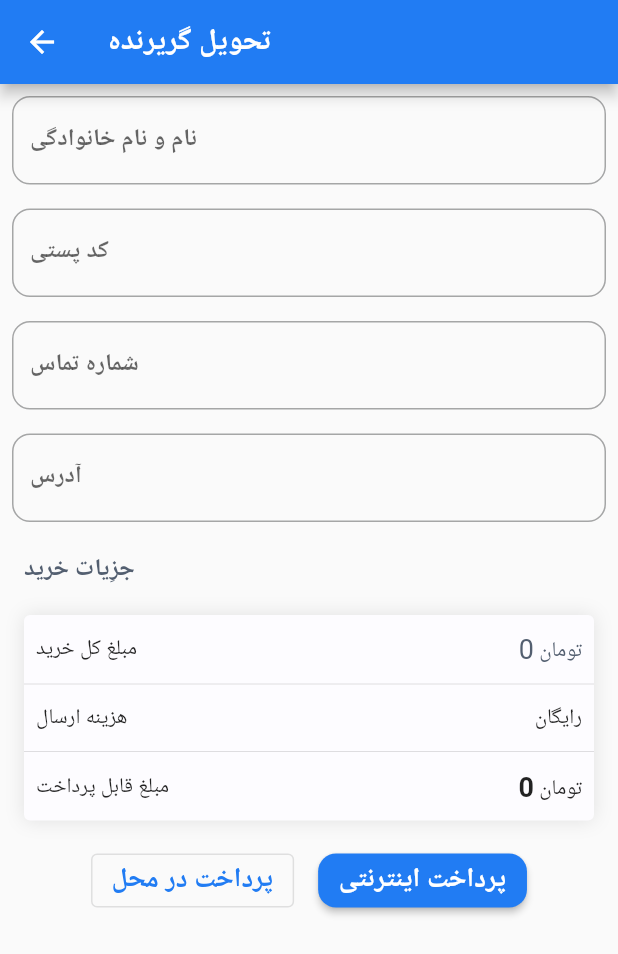
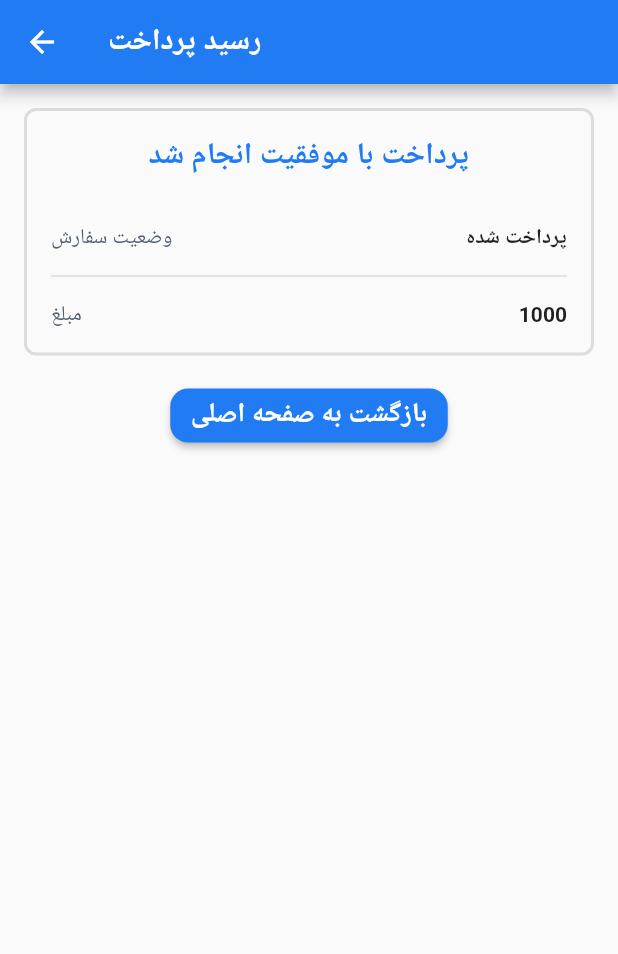
Before and after one commit to AtaMeydani/nike_ecommerce_flutter, a Flutter app: the ShippingScreen screen opened directly with empty values, after a tap on "پرداخت در محل", on a phone screen of 412 x 824 dp. Shown: the top 954 px of the screen. Run offline on Flutter 3.47's test engine with Material 2 defaults, Android fonts, the phone set to English and light mode, and no system bars; our stand-ins replace bloc, cached_network_image, dio, equatable, flutter_bloc, flutter_svg and 3 more; accounts and stored records are empty; network calls fail; Roboto replaces fonts that are missing (IRAN); project files that could hold a hidden picture were left out.

Commit message:
Implement PaymentReceiptScreen

```diff
--- a/lib/main.dart
+++ b/lib/main.dart
@@ -1,6 +1,5 @@
 import 'package:flutter/material.dart';
 import 'package:nike_ecommerce_flutter/data/repo/auth_repository.dart';
-import 'package:nike_ecommerce_flutter/ui/auth/login/login.dart';
 import 'package:nike_ecommerce_flutter/ui/main.dart';
 import 'package:nike_ecommerce_flutter/ui/theme/theme_controller.dart';
 
--- /dev/null
+++ b/lib/ui/receipt/payment_receipt.dart
@@ -0,0 +1,87 @@
+import 'package:flutter/material.dart';
+
+class PaymentReceiptScreen extends StatelessWidget {
+  const PaymentReceiptScreen({super.key});
+
+  @override
+  Widget build(BuildContext context) {
+    final ThemeData themeData = Theme.of(context);
+
+    return Scaffold(
+      appBar: AppBar(
+        title: const Text('رسید پرداخت'),
+      ),
+      body: Column(
+        children: [
+          Container(
+            padding: const EdgeInsets.all(16),
+            margin: const EdgeInsets.all(16),
+            decoration: BoxDecoration(
+              border: Border.all(color: themeData.dividerColor, width: 2),
+              borderRadius: BorderRadius.circular(8),
+            ),
+            child: Column(
+              children: [
+                Text(
+                  'پرداخت با موفقیت انجام شد',
+                  style: themeData.textTheme.titleLarge!.copyWith(
+                    color: themeData.colorScheme.primary,
+                  ),
+                ),
+                const SizedBox(
+                  height: 32,
+                ),
+                Row(
+                  mainAxisAlignment: MainAxisAlignment.spaceBetween,
+                  crossAxisAlignment: CrossAxisAlignment.center,
+                  children: [
+                    Text(
+                      'وضعیت سفارش',
+                      style: TextStyle(
+                        color: themeData.colorScheme.secondary,
+                      ),
+                    ),
+                    Text(
+                      'پرداخت شده',
+                      style: TextStyle(
+                        fontWeight: FontWeight.bold,
+                      ),
+                    ),
+                  ],
+                ),
+                const Divider(
+                  height: 32,
+                  thickness: 1,
+                ),
+                Row(
+                  mainAxisAlignment: MainAxisAlignment.spaceBetween,
+                  crossAxisAlignment: CrossAxisAlignment.center,
+                  children: [
+                    Text(
+                      'مبلغ',
+                      style: TextStyle(
+                        color: themeData.colorScheme.secondary,
+                      ),
+                    ),
+                    Text(
+                      '1000',
+                      style: TextStyle(
+                        fontWeight: FontWeight.bold,
+                      ),
+                    ),
+                  ],
+                ),
+              ],
+            ),
+          ),
+          ElevatedButton(
+            onPressed: () {
+              Navigator.of(context).popUntil((route) => route.isFirst);
+            },
+            child: Text('بازگشت به صفحه اصلی'),
+          ),
+        ],
+      ),
+    );
+  }
+}
--- a/lib/ui/shipping/shipping.dart
+++ b/lib/ui/shipping/shipping.dart
@@ -1,6 +1,7 @@
 import 'package:flutter/material.dart';
 import 'package:nike_ecommerce_flutter/data/cart_response.dart';
 import 'package:nike_ecommerce_flutter/ui/cart/price_info.dart';
+import 'package:nike_ecommerce_flutter/ui/receipt/payment_receipt.dart';
 
 class ShippingScreen extends StatelessWidget {
   final CartResponse cartResponse;
@@ -56,7 +57,15 @@ class ShippingScreen extends StatelessWidget {
               mainAxisAlignment: MainAxisAlignment.center,
               children: [
                 OutlinedButton(
-                  onPressed: () {},
+                  onPressed: () {
+                    Navigator.of(context).push(
+                      MaterialPageRoute(
+                        builder: (context) {
+                          return const PaymentReceiptScreen();
+                        },
+                      ),
+                    );
+                  },
                   child: Text('پرداخت در محل'),
                 ),
                 const SizedBox(
```
